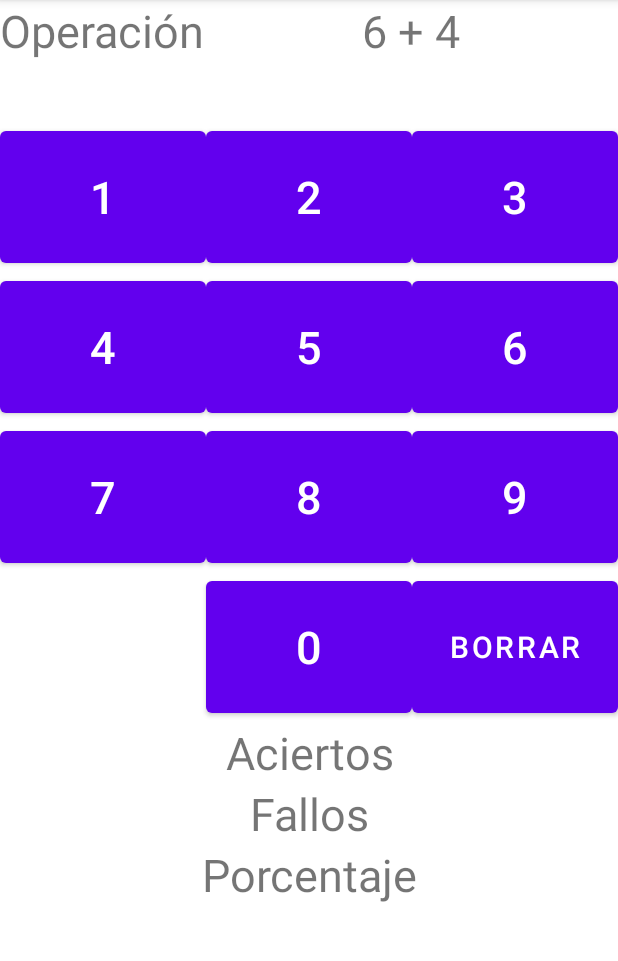
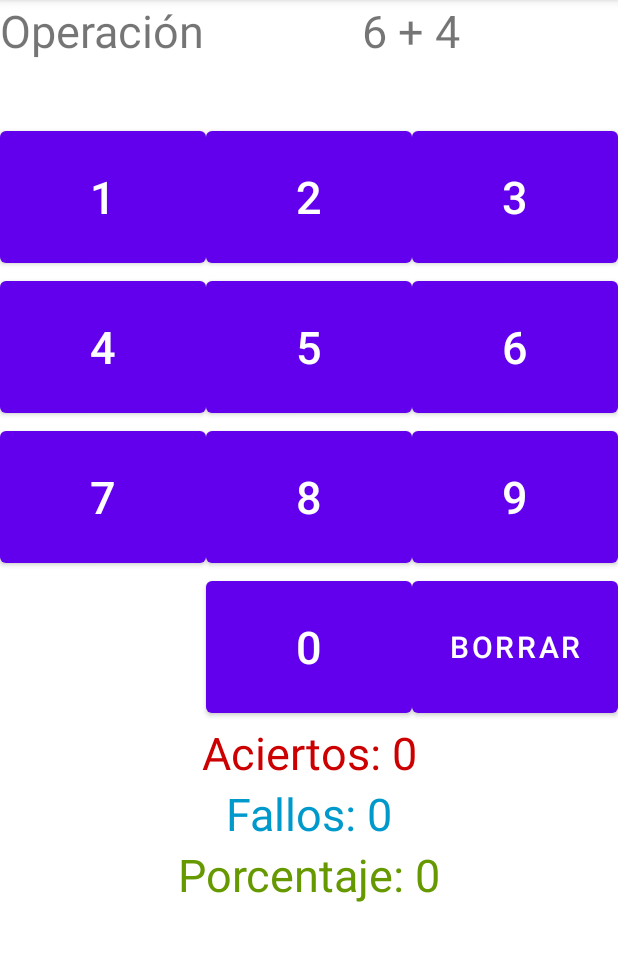
Before and after one commit to cargonare/Calculadora, an Android app: the screen it shows after launch (MainActivity), on a phone screen of 412 x 824 dp, the part 84-1045 px from its top. Run offline under Robolectric (Android 15) with nearby library versions, the phone set to English and light mode, and no system bars.

Commit message:
Added colours

```diff
--- a/app/src/main/java/com/example/calculadora/MainActivity.java
+++ b/app/src/main/java/com/example/calculadora/MainActivity.java
@@ -34,6 +34,10 @@ public class MainActivity extends AppCompatActivity {
         tvFallos=findViewById(R.id.textViewFallos);
         tvPorcentaje=findViewById(R.id.textViewPorcentaje);
         borrar=findViewById(R.id.buttonBorrar);
+
+        tvAciertos.setText("Aciertos: " + 0);
+        tvFallos.setText("Fallos: " + 0);
+        tvPorcentaje.setText("Porcentaje: " + 0);
 
         //Listeners
 
--- a/app/src/main/res/layout/activity_main.xml
+++ b/app/src/main/res/layout/activity_main.xml
@@ -163,6 +163,7 @@
         android:layout_height="wrap_content"
         android:gravity="center"
         android:text="Aciertos"
+        android:textColor="@android:color/holo_red_dark"
         android:textSize="30sp" />
 
     <TextView
@@ -172,7 +173,9 @@
         android:layout_gravity="center"
         android:gravity="center"
         android:text="Fallos"
-        android:textSize="30sp" />
+        android:textSize="30sp"
+        android:textColor="@android:color/holo_blue_dark"/>
+        />
 
     <TextView
         android:id="@+id/textViewPorcentaje"
@@ -181,6 +184,7 @@
         android:layout_gravity="center"
         android:gravity="center"
         android:text="Porcentaje"
+        android:textColor="@android:color/holo_green_dark"
         android:textSize="30sp" />
 
 </LinearLayout>
```
